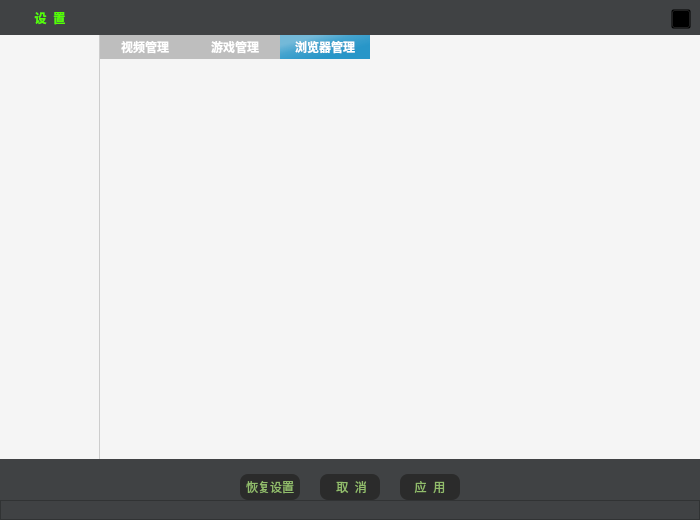
The window that VideoPlayer/messagebox/SystemSetting.ui (huizhang556/pc-video-player) describes before a commit, drawn with Qt 5.
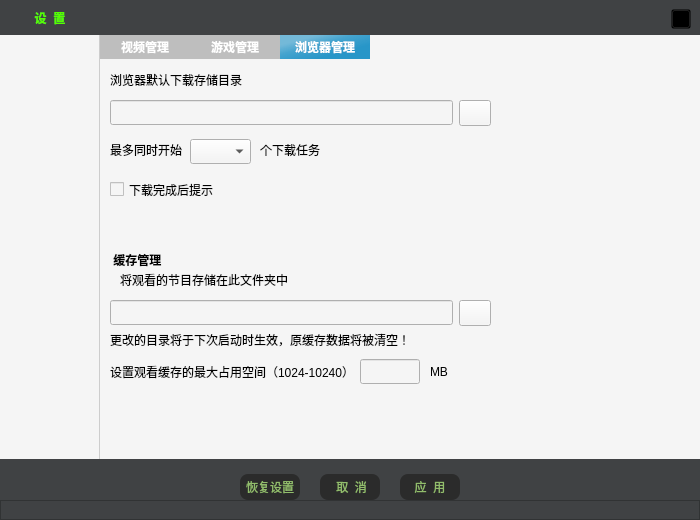
The same window after the commit. The open tabs and pages were chosen to show the change. Icons and pictures are not drawn.

Commit message: 01.05255增加文件判断02.问题：计算返回的大小不正确

Patch:
```diff
--- a/VideoPlayer/messagebox/SystemSetting.ui
+++ b/VideoPlayer/messagebox/SystemSetting.ui
@@ -2154,6 +2154,272 @@
                 <attribute name="title">
                  <string>浏览器管理</string>
                 </attribute>
+                <widget class="QLabel" name="label_99">
+                 <property name="geometry">
+                  <rect>
+                   <x>160</x>
+                   <y>80</y>
+                   <width>70</width>
+                   <height>21</height>
+                  </rect>
+                 </property>
+                 <property name="text">
+                  <string>个下载任务</string>
+                 </property>
+                </widget>
+                <widget class="QWidget" name="layoutWidget_5">
+                 <property name="geometry">
+                  <rect>
+                   <x>10</x>
+                   <y>240</y>
+                   <width>381</width>
+                   <height>28</height>
+                  </rect>
+                 </property>
+                 <layout class="QHBoxLayout" name="horizontalLayout_10">
+                  <property name="spacing">
+                   <number>6</number>
+                  </property>
+                  <item>
+                   <widget class="QLineEdit" name="lineEdit_watchedsavepath_3">
+                    <property name="minimumSize">
+                     <size>
+                      <width>0</width>
+                      <height>25</height>
+                     </size>
+                    </property>
+                   </widget>
+                  </item>
+                  <item>
+                   <widget class="QPushButton" name="pushButton_v_his_open_3">
+                    <property name="minimumSize">
+                     <size>
+                      <width>26</width>
+                      <height>26</height>
+                     </size>
+                    </property>
+                    <property name="maximumSize">
+                     <size>
+                      <width>32</width>
+                      <height>26</height>
+                     </size>
+                    </property>
+                    <property name="styleSheet">
+                     <string notr="true">QPushButton
+{
+border-image: url(:/images/icon/all_openfile.png);
+}
+QPushButton:hover
+{
+border-image: url(:/images/icon/all_openfile_hover.png);
+}</string>
+                    </property>
+                    <property name="text">
+                     <string/>
+                    </property>
+                   </widget>
+                  </item>
+                 </layout>
+                </widget>
+                <widget class="QLabel" name="label_100">
+                 <property name="geometry">
+                  <rect>
+                   <x>10</x>
+                   <y>300</y>
+                   <width>240</width>
+                   <height>25</height>
+                  </rect>
+                 </property>
+                 <property name="text">
+                  <string>设置观看缓存的最大占用空间（1024-10240）</string>
+                 </property>
+                </widget>
+                <widget class="QLabel" name="label_106">
+                 <property name="geometry">
+                  <rect>
+                   <x>330</x>
+                   <y>300</y>
+                   <width>20</width>
+                   <height>25</height>
+                  </rect>
+                 </property>
+                 <property name="text">
+                  <string>MB</string>
+                 </property>
+                </widget>
+                <widget class="QLabel" name="label_107">
+                 <property name="geometry">
+                  <rect>
+                   <x>10</x>
+                   <y>80</y>
+                   <width>81</width>
+                   <height>21</height>
+                  </rect>
+                 </property>
+                 <property name="text">
+                  <string>最多同时开始</string>
+                 </property>
+                </widget>
+                <widget class="QLabel" name="label_108">
+                 <property name="geometry">
+                  <rect>
+                   <x>10</x>
+                   <y>10</y>
+                   <width>171</width>
+                   <height>21</height>
+                  </rect>
+                 </property>
+                 <property name="text">
+                  <string>浏览器默认下载存储目录</string>
+                 </property>
+                </widget>
+                <widget class="QLabel" name="label_109">
+                 <property name="geometry">
+                  <rect>
+                   <x>10</x>
+                   <y>270</y>
+                   <width>331</width>
+                   <height>21</height>
+                  </rect>
+                 </property>
+                 <property name="text">
+                  <string>更改的目录将于下次启动时生效，原缓存数据将被清空！</string>
+                 </property>
+                </widget>
+                <widget class="QLabel" name="label_110">
+                 <property name="geometry">
+                  <rect>
+                   <x>20</x>
+                   <y>210</y>
+                   <width>171</width>
+                   <height>21</height>
+                  </rect>
+                 </property>
+                 <property name="text">
+                  <string>将观看的节目存储在此文件夹中</string>
+                 </property>
+                </widget>
+                <widget class="QWidget" name="layoutWidget_6">
+                 <property name="geometry">
+                  <rect>
+                   <x>10</x>
+                   <y>40</y>
+                   <width>381</width>
+                   <height>28</height>
+                  </rect>
+                 </property>
+                 <layout class="QHBoxLayout" name="horizontalLayout_11">
+                  <property name="spacing">
+                   <number>6</number>
+                  </property>
+                  <item>
+                   <widget class="QLineEdit" name="lineEdit_savevideopath_3">
+                    <property name="minimumSize">
+                     <size>
+                      <width>0</width>
+                      <height>25</height>
+                     </size>
+                    </property>
+                   </widget>
+                  </item>
+                  <item>
+                   <widget class="QPushButton" name="pushButton_v_down_open_3">
+                    <property name="minimumSize">
+                     <size>
+                      <width>26</width>
+                      <height>26</height>
+                     </size>
+                    </property>
+                    <property name="maximumSize">
+                     <size>
+                      <width>32</width>
+                      <height>26</height>
+                     </size>
+                    </property>
+                    <property name="styleSheet">
+                     <string notr="true">QPushButton
+{
+border-image: url(:/images/icon/all_openfile.png);
+}
+QPushButton:hover
+{
+border-image: url(:/images/icon/all_openfile_hover.png);
+}</string>
+                    </property>
+                    <property name="text">
+                     <string/>
+                    </property>
+                   </widget>
+                  </item>
+                 </layout>
+                </widget>
+                <widget class="QCheckBox" name="checkBox_downloadedprompt_3">
+                 <property name="geometry">
+                  <rect>
+                   <x>10</x>
+                   <y>120</y>
+                   <width>131</width>
+                   <height>21</height>
+                  </rect>
+                 </property>
+                 <property name="styleSheet">
+                  <string notr="true">QCheckBox::indicator
+{
+
+}
+QCheckBox::indicator:checked
+{
+border-image: url(:/images/icon/checked_set.png);
+}
+
+QCheckBox::indicator:unchecked
+{
+border-image: url(:/images/icon/uncheck_set.png);
+}</string>
+                 </property>
+                 <property name="text">
+                  <string>下载完成后提示</string>
+                 </property>
+                </widget>
+                <widget class="QLineEdit" name="lineEdit_cachespace_3">
+                 <property name="geometry">
+                  <rect>
+                   <x>260</x>
+                   <y>300</y>
+                   <width>60</width>
+                   <height>25</height>
+                  </rect>
+                 </property>
+                </widget>
+                <widget class="QLabel" name="label_111">
+                 <property name="geometry">
+                  <rect>
+                   <x>10</x>
+                   <y>190</y>
+                   <width>91</width>
+                   <height>21</height>
+                  </rect>
+                 </property>
+                 <property name="font">
+                  <font>
+                   <weight>75</weight>
+                   <bold>true</bold>
+                  </font>
+                 </property>
+                 <property name="text">
+                  <string> 缓存管理</string>
+                 </property>
+                </widget>
+                <widget class="QComboBox" name="comboBox_startcommon_3">
+                 <property name="geometry">
+                  <rect>
+                   <x>90</x>
+                   <y>80</y>
+                   <width>61</width>
+                   <height>25</height>
+                  </rect>
+                 </property>
+                </widget>
                </widget>
               </widget>
              </item>
```
Left out of the diff: 2 changed lines with no effect on the pictures. The commit also changes 69 other files.
